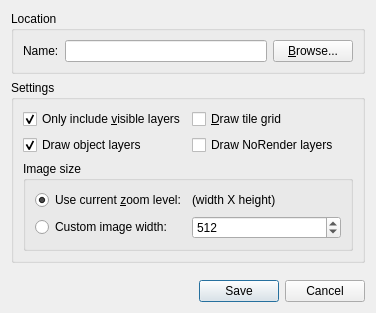
This is src/tiled/saveasimagedialog.ui in timbaker/tiled as Qt 5 draws it before an edit. The edited form follows.
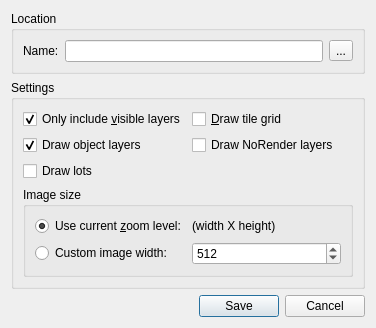
This is the edited form.

Diff of the .ui file:
```diff
--- a/src/tiled/saveasimagedialog.ui
+++ b/src/tiled/saveasimagedialog.ui
@@ -34,9 +34,9 @@
        <widget class="QLineEdit" name="fileNameEdit"/>
       </item>
       <item>
-       <widget class="QPushButton" name="browseButton">
+       <widget class="QToolButton" name="browseButton">
         <property name="text">
-         <string>&amp;Browse...</string>
+         <string>...</string>
         </property>
        </widget>
       </item>
@@ -69,7 +69,7 @@
         </property>
        </widget>
       </item>
-      <item row="2" column="0" colspan="2">
+      <item row="3" column="0" colspan="2">
        <widget class="QGroupBox" name="groupBox_3">
         <property name="title">
          <string>Image size</string>
@@ -153,6 +153,13 @@
         </property>
        </widget>
       </item>
+      <item row="2" column="0">
+       <widget class="QCheckBox" name="drawLots">
+        <property name="text">
+         <string>Draw lots</string>
+        </property>
+       </widget>
+      </item>
      </layout>
     </widget>
    </item>
```
